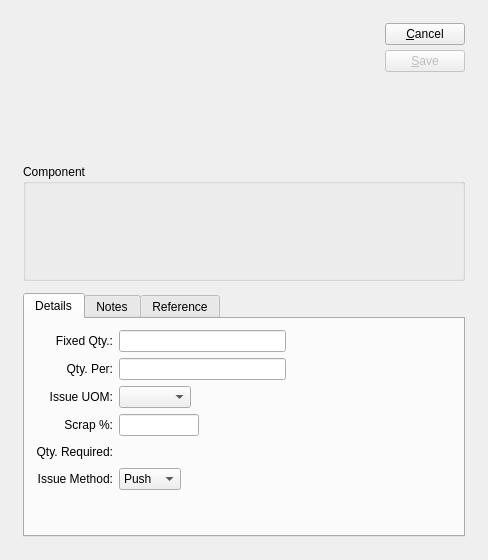
Before: the Qt Designer form guiclient/woMaterialItem.ui in Pegasus-RPG/xtuple-client, drawn with Qt 5.
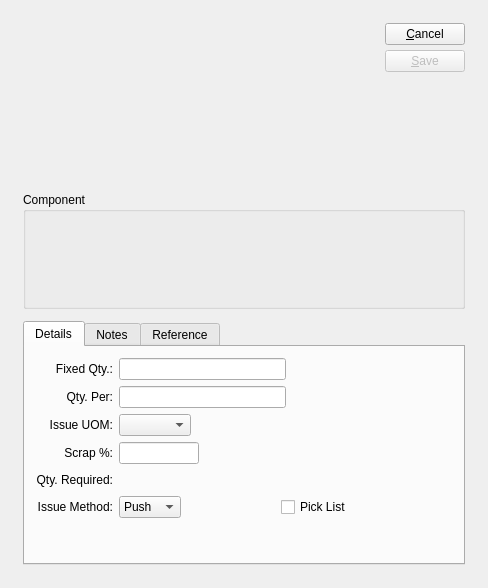
After: the same form once the commit is applied. Custom widgets are drawn as their Qt base class.

Commit message: Issue #19338:add the ability to maintain picklist

The edit to the form file:
```diff
--- a/guiclient/woMaterialItem.ui
+++ b/guiclient/woMaterialItem.ui
@@ -14,7 +14,7 @@
     <x>0</x>
     <y>0</y>
     <width>488</width>
-    <height>560</height>
+    <height>588</height>
    </rect>
   </property>
   <property name="windowTitle">
@@ -166,7 +166,7 @@
                </property>
               </widget>
              </item>
-             <item row="1" column="1">
+             <item row="1" column="2">
               <layout class="QHBoxLayout">
                <item>
                 <widget class="XLineEdit" name="_qtyPer">
@@ -200,7 +200,7 @@
                </property>
               </widget>
              </item>
-             <item row="2" column="1">
+             <item row="2" column="2">
               <layout class="QHBoxLayout">
                <item>
                 <widget class="XComboBox" name="_uom"/>
@@ -230,7 +230,7 @@
                </property>
               </widget>
              </item>
-             <item row="3" column="1">
+             <item row="3" column="2">
               <layout class="QHBoxLayout">
                <item>
                 <widget class="XLineEdit" name="_scrap">
@@ -276,7 +276,7 @@
                </property>
               </widget>
              </item>
-             <item row="4" column="1">
+             <item row="4" column="2">
               <layout class="QHBoxLayout">
                <item>
                 <widget class="XLabel" name="_qtyRequired">
@@ -316,7 +316,7 @@
                </property>
               </widget>
              </item>
-             <item row="5" column="1">
+             <item row="5" column="2">
               <layout class="QHBoxLayout">
                <property name="spacing">
                 <number>0</number>
@@ -340,6 +340,29 @@
                  </item>
                 </widget>
                </item>
+               <item>
+                <spacer name="horizontalSpacer">
+                 <property name="orientation">
+                  <enum>Qt::Horizontal</enum>
+                 </property>
+                 <property name="sizeHint" stdset="0">
+                  <size>
+                   <width>40</width>
+                   <height>20</height>
+                  </size>
+                 </property>
+                </spacer>
+               </item>
+               <item>
+                <widget class="XCheckBox" name="_pickList">
+                 <property name="text">
+                  <string>Pick List</string>
+                 </property>
+                 <property name="forgetful">
+                  <bool>true</bool>
+                 </property>
+                </widget>
+               </item>
                <item>
                 <spacer>
                  <property name="orientation">
@@ -368,7 +391,7 @@
                </property>
               </widget>
              </item>
-             <item row="0" column="1">
+             <item row="0" column="2">
               <layout class="QHBoxLayout" name="_2">
                <item>
                 <widget class="XLineEdit" name="_qtyFxd">
@@ -454,6 +477,11 @@
    <extends>QWidget</extends>
    <header>wocluster.h</header>
   </customwidget>
+  <customwidget>
+   <class>XCheckBox</class>
+   <extends>QCheckBox</extends>
+   <header>xcheckbox.h</header>
+  </customwidget>
   <customwidget>
    <class>XComboBox</class>
    <extends>QComboBox</extends>
```
The commit also changes 2 other files.
